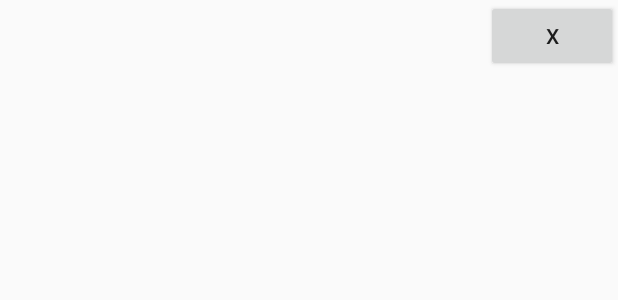
After one commit to delia2206/ShoppingList, an Android app: the layout list_item.xml on its own in the app's theme, with its tools: preview values and no code run, on a phone screen of 412 x 824 dp. The commit adds this screen. Shown: the top 300 px of the screen. Run offline under Robolectric (Android 15) with nearby library versions, the phone set to English and light mode, and no system bars.

Commit message:
add delete button

```diff
--- a/ShoppingListESGI/app/src/main/java/com/project/esgi/shoppinglistesgi/ShoppingListFragment.java
+++ b/ShoppingListESGI/app/src/main/java/com/project/esgi/shoppinglistesgi/ShoppingListFragment.java
@@ -59,7 +59,7 @@ public class ShoppingListFragment extends Fragment {
         shoppingList = new ArrayList<>();
 
         adapter = new ArrayAdapter<String >(getActivity(),
-                android.R.layout.simple_list_item_1, shoppingList);
+                R.layout.list_item, R.id.item_title, shoppingList);
         shoppingListView.setAdapter(adapter);
 
         addBtn.setOnClickListener(new View.OnClickListener() {
--- /dev/null
+++ b/ShoppingListESGI/app/src/main/res/layout/list_item.xml
@@ -0,0 +1,23 @@
+<?xml version="1.0" encoding="utf-8"?>
+<RelativeLayout xmlns:android="http://schemas.android.com/apk/res/android"
+    android:layout_width="match_parent"
+    android:layout_height="match_parent"
+    android:layout_gravity="center_vertical">
+
+    <TextView
+        android:id="@+id/item_title"
+        android:layout_width="wrap_content"
+        android:layout_height="wrap_content"
+        android:layout_alignParentLeft="true"
+        android:layout_alignParentStart="true"
+        android:textSize="20sp" />
+
+    <Button
+        android:id="@+id/deleteBtn"
+        android:layout_width="wrap_content"
+        android:layout_height="wrap_content"
+        android:layout_alignParentEnd="true"
+        android:layout_alignParentRight="true"
+        android:text=" X " />
+
+</RelativeLayout>
```
